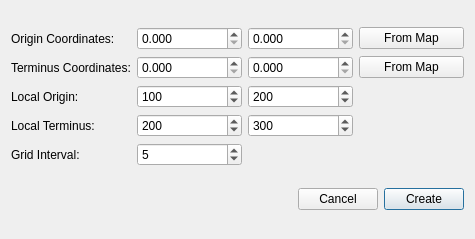
Before: the Qt Designer form grid/create_grid_dialog_base.ui in lparchaeology/ArkPlan, drawn with Qt 5.
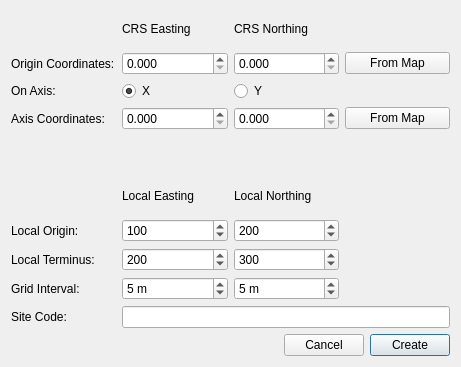
After: the same form once the commit is applied.

Commit message: Grid creation using 2 points

The edit to the form file:
```diff
--- a/grid/create_grid_dialog_base.ui
+++ b/grid/create_grid_dialog_base.ui
@@ -6,8 +6,8 @@
    <rect>
     <x>0</x>
     <y>0</y>
-    <width>475</width>
-    <height>239</height>
+    <width>461</width>
+    <height>367</height>
    </rect>
   </property>
   <property name="windowTitle">
@@ -19,117 +19,64 @@
   <layout class="QVBoxLayout" name="verticalLayout">
    <item>
     <layout class="QGridLayout" name="gridLayout">
-     <item row="0" column="0">
-      <widget class="QLabel" name="crsOriginLabel">
-       <property name="text">
-        <string>Origin Coordinates:</string>
-       </property>
-       <property name="buddy">
-        <cstring>crsOriginEastingSpin</cstring>
-       </property>
-      </widget>
-     </item>
-     <item row="1" column="3">
-      <widget class="QPushButton" name="crsTerminusFromMapButton">
-       <property name="text">
-        <string>From Map</string>
-       </property>
-      </widget>
-     </item>
-     <item row="1" column="1">
-      <widget class="QDoubleSpinBox" name="crsTerminusEastingSpin">
-       <property name="decimals">
-        <number>3</number>
-       </property>
-       <property name="maximum">
-        <double>999999.998999999952503</double>
-       </property>
-      </widget>
-     </item>
-     <item row="1" column="2">
-      <widget class="QDoubleSpinBox" name="crsTerminusNorthingSpin">
-       <property name="decimals">
-        <number>3</number>
-       </property>
-       <property name="maximum">
-        <double>999999.998999999952503</double>
-       </property>
-      </widget>
-     </item>
-     <item row="2" column="2">
-      <widget class="QSpinBox" name="localOriginNorthingSpin">
-       <property name="maximum">
-        <number>9999</number>
-       </property>
-       <property name="singleStep">
-        <number>5</number>
-       </property>
-       <property name="value">
-        <number>200</number>
-       </property>
-      </widget>
-     </item>
-     <item row="1" column="0">
-      <widget class="QLabel" name="crsTerminusLabel">
-       <property name="text">
-        <string>Terminus Coordinates:</string>
-       </property>
-       <property name="buddy">
-        <cstring>crsTerminusEastingSpin</cstring>
-       </property>
-      </widget>
-     </item>
-     <item row="2" column="1">
-      <widget class="QSpinBox" name="localOriginEastingSpin">
-       <property name="maximum">
-        <number>9999</number>
-       </property>
-       <property name="singleStep">
-        <number>5</number>
-       </property>
-       <property name="value">
-        <number>100</number>
-       </property>
-      </widget>
-     </item>
-     <item row="2" column="0">
-      <widget class="QLabel" name="localOriginLabel">
-       <property name="text">
-        <string>Local Origin:</string>
-       </property>
-       <property name="buddy">
-        <cstring>localOriginEastingSpin</cstring>
-       </property>
-      </widget>
-     </item>
-     <item row="0" column="3">
-      <widget class="QPushButton" name="crsOriginFromMapButton">
-       <property name="text">
-        <string>From Map</string>
-       </property>
-      </widget>
-     </item>
-     <item row="0" column="1">
-      <widget class="QDoubleSpinBox" name="crsOriginEastingSpin">
-       <property name="decimals">
-        <number>3</number>
-       </property>
-       <property name="maximum">
-        <double>999999.998999999952503</double>
-       </property>
-      </widget>
-     </item>
      <item row="0" column="2">
-      <widget class="QDoubleSpinBox" name="crsOriginNorthingSpin">
-       <property name="decimals">
-        <number>3</number>
+      <widget class="QLabel" name="crsNorthingLabel">
+       <property name="text">
+        <string>CRS Northing</string>
+       </property>
+      </widget>
+     </item>
+     <item row="5" column="2">
+      <widget class="QLabel" name="localNorthingLabel">
+       <property name="text">
+        <string>Local Northing</string>
+       </property>
+      </widget>
+     </item>
+     <item row="8" column="1">
+      <widget class="QSpinBox" name="localEastingIntervalSpin">
+       <property name="suffix">
+        <string> m</string>
        </property>
        <property name="maximum">
-        <double>999999.998999999952503</double>
+        <number>100</number>
        </property>
+       <property name="singleStep">
+        <number>5</number>
+       </property>
+       <property name="value">
+        <number>5</number>
+       </property>
       </widget>
      </item>
-     <item row="3" column="1">
+     <item row="8" column="0">
+      <widget class="QLabel" name="localIntervalLabel">
+       <property name="text">
+        <string>Grid Interval:</string>
+       </property>
+       <property name="buddy">
+        <cstring>localEastingIntervalSpin</cstring>
+       </property>
+      </widget>
+     </item>
+     <item row="2" column="0">
+      <widget class="QLabel" name="crsOnAxisLabel">
+       <property name="text">
+        <string>On Axis:</string>
+       </property>
+       <property name="buddy">
+        <cstring>crsOnAxisXButton</cstring>
+       </property>
+      </widget>
+     </item>
+     <item row="5" column="1">
+      <widget class="QLabel" name="localEastingLabel">
+       <property name="text">
+        <string>Local Easting</string>
+       </property>
+      </widget>
+     </item>
+     <item row="7" column="1">
       <widget class="QSpinBox" name="localTerminusEastingSpin">
        <property name="maximum">
         <number>9999</number>
@@ -142,7 +89,67 @@
        </property>
       </widget>
      </item>
+     <item row="1" column="3">
+      <widget class="QPushButton" name="crsOriginFromMapButton">
+       <property name="text">
+        <string>From Map</string>
+       </property>
+      </widget>
+     </item>
+     <item row="3" column="0">
+      <widget class="QLabel" name="crsAxisLabel">
+       <property name="text">
+        <string>Axis Coordinates:</string>
+       </property>
+       <property name="buddy">
+        <cstring>crsAxisEastingSpin</cstring>
+       </property>
+      </widget>
+     </item>
+     <item row="6" column="1">
+      <widget class="QSpinBox" name="localOriginEastingSpin">
+       <property name="maximum">
+        <number>9999</number>
+       </property>
+       <property name="singleStep">
+        <number>5</number>
+       </property>
+       <property name="value">
+        <number>100</number>
+       </property>
+      </widget>
+     </item>
      <item row="3" column="2">
+      <widget class="QDoubleSpinBox" name="crsAxisNorthingSpin">
+       <property name="decimals">
+        <number>3</number>
+       </property>
+       <property name="maximum">
+        <double>999999.998999999952503</double>
+       </property>
+      </widget>
+     </item>
+     <item row="1" column="2">
+      <widget class="QDoubleSpinBox" name="crsOriginNorthingSpin">
+       <property name="decimals">
+        <number>3</number>
+       </property>
+       <property name="maximum">
+        <double>999999.998999999952503</double>
+       </property>
+      </widget>
+     </item>
+     <item row="1" column="1">
+      <widget class="QDoubleSpinBox" name="crsOriginEastingSpin">
+       <property name="decimals">
+        <number>3</number>
+       </property>
+       <property name="maximum">
+        <double>999999.998999999952503</double>
+       </property>
+      </widget>
+     </item>
+     <item row="7" column="2">
       <widget class="QSpinBox" name="localTerminusNorthingSpin">
        <property name="maximum">
         <number>9999</number>
@@ -155,7 +162,34 @@
        </property>
       </widget>
      </item>
-     <item row="3" column="0">
+     <item row="3" column="1">
+      <widget class="QDoubleSpinBox" name="crsAxisEastingSpin">
+       <property name="decimals">
+        <number>3</number>
+       </property>
+       <property name="maximum">
+        <double>999999.998999999952503</double>
+       </property>
+      </widget>
+     </item>
+     <item row="6" column="0">
+      <widget class="QLabel" name="localOriginLabel">
+       <property name="text">
+        <string>Local Origin:</string>
+       </property>
+       <property name="buddy">
+        <cstring>localOriginEastingSpin</cstring>
+       </property>
+      </widget>
+     </item>
+     <item row="3" column="3">
+      <widget class="QPushButton" name="crsAxisFromMapButton">
+       <property name="text">
+        <string>From Map</string>
+       </property>
+      </widget>
+     </item>
+     <item row="7" column="0">
       <widget class="QLabel" name="localTerminusLabel">
        <property name="text">
         <string>Local Terminus:</string>
@@ -165,29 +199,86 @@
        </property>
       </widget>
      </item>
-     <item row="4" column="1">
-      <widget class="QSpinBox" name="localIntervalSpin">
+     <item row="6" column="2">
+      <widget class="QSpinBox" name="localOriginNorthingSpin">
        <property name="maximum">
-        <number>100</number>
+        <number>9999</number>
        </property>
        <property name="singleStep">
         <number>5</number>
        </property>
        <property name="value">
-        <number>5</number>
+        <number>200</number>
+       </property>
+      </widget>
+     </item>
+     <item row="1" column="0">
+      <widget class="QLabel" name="crsOriginLabel">
+       <property name="text">
+        <string>Origin Coordinates:</string>
+       </property>
+       <property name="buddy">
+        <cstring>crsOriginEastingSpin</cstring>
+       </property>
+      </widget>
+     </item>
+     <item row="2" column="2">
+      <widget class="QRadioButton" name="crsOnAxisYButton">
+       <property name="text">
+        <string>Y</string>
+       </property>
+      </widget>
+     </item>
+     <item row="2" column="1">
+      <widget class="QRadioButton" name="crsOnAxisXButton">
+       <property name="text">
+        <string>X</string>
+       </property>
+       <property name="checked">
+        <bool>true</bool>
+       </property>
+      </widget>
+     </item>
+     <item row="0" column="1">
+      <widget class="QLabel" name="crsEastingLabel">
+       <property name="text">
+        <string>CRS Easting</string>
        </property>
       </widget>
      </item>
      <item row="4" column="0">
-      <widget class="QLabel" name="localIntervalLabel">
+      <widget class="QLabel" name="spacerLabel">
        <property name="text">
-        <string>Grid Interval:</string>
+        <string/>
        </property>
-       <property name="buddy">
-        <cstring>localIntervalSpin</cstring>
+      </widget>
+     </item>
+     <item row="8" column="2">
+      <widget class="QSpinBox" name="localNorthingIntervalSpin">
+       <property name="suffix">
+        <string> m</string>
        </property>
+       <property name="maximum">
+        <number>100</number>
+       </property>
+       <property name="singleStep">
+        <number>5</number>
+       </property>
+       <property name="value">
+        <number>5</number>
+       </property>
       </widget>
      </item>
+     <item row="9" column="0">
+      <widget class="QLabel" name="siteCodeLabel">
+       <property name="text">
+        <string>Site Code:</string>
+       </property>
+      </widget>
+     </item>
+     <item row="9" column="1" colspan="3">
+      <widget class="QLineEdit" name="siteCodeEdit"/>
+     </item>
     </layout>
    </item>
    <item>
```
Left out of the diff: 11 changed lines with no effect on the pictures. The commit also changes 4 other files.
